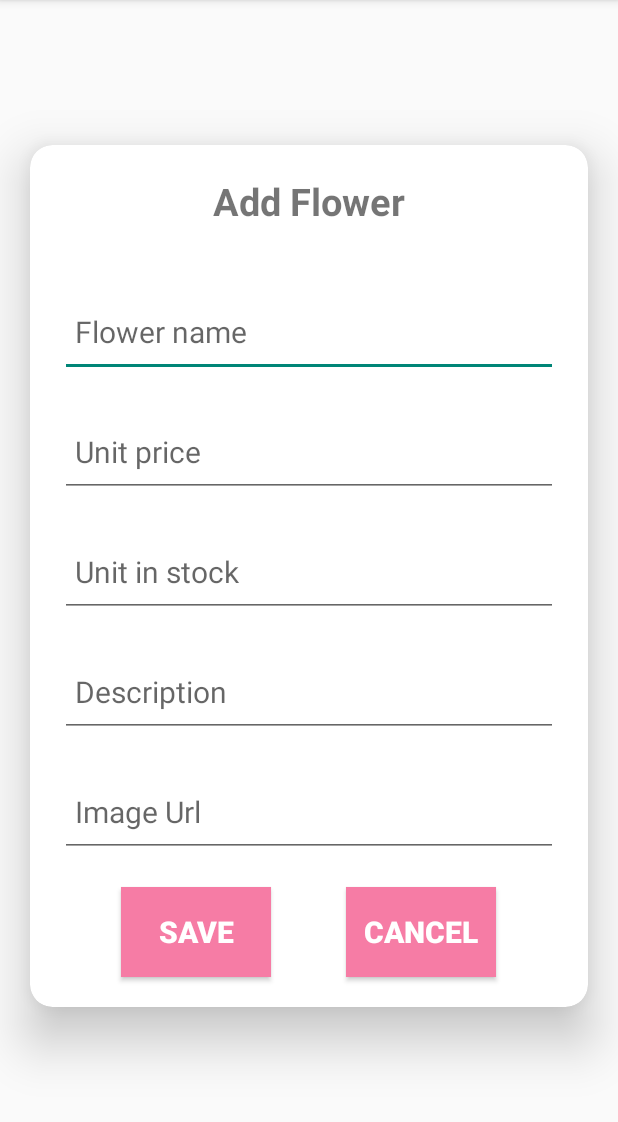
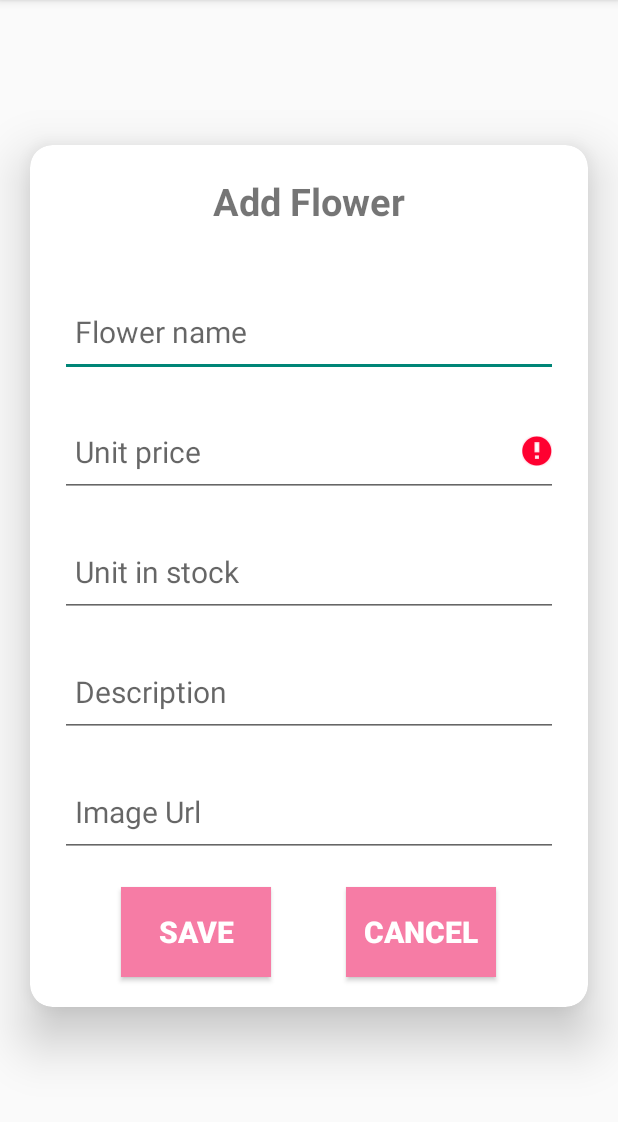
Before and after one commit to vliam0206/prm392_grouppj_flower_shop, an Android app: the InsertUpdateFlowerActivity screen opened directly, with no data from a screen before it, after a tap on "SAVE", on a phone screen of 412 x 824 dp, the part 84-1206 px from its top. Run offline under Robolectric (Android 15) with nearby library versions, the phone set to English and light mode, and no system bars.

Commit message:
Thong - validate Admin adds, updates flower validation (#24)

```diff
--- a/app/src/main/res/layout/activity_insert_update_flower.xml
+++ b/app/src/main/res/layout/activity_insert_update_flower.xml
@@ -43,35 +43,42 @@
                 android:layout_marginHorizontal="20dp"
                 android:layout_marginTop="20dp"
                 android:hint="Unit price"
+                android:inputType="number"
                 android:paddingLeft="10dp"
                 android:textSize="20dp" />
+
             <EditText
                 android:id="@+id/etUnitInStock"
                 android:layout_width="match_parent"
                 android:layout_height="60dp"
-                android:hint="Unit in stock"
                 android:layout_marginHorizontal="20dp"
                 android:layout_marginTop="20dp"
+                android:hint="Unit in stock"
+                android:inputType="number"
                 android:paddingLeft="10dp"
-                android:textSize="20dp"/>
+                android:textSize="20dp" />
+
             <EditText
                 android:id="@+id/etDescription"
                 android:layout_width="match_parent"
                 android:layout_height="60dp"
-                android:hint="Description"
                 android:layout_marginHorizontal="20dp"
                 android:layout_marginTop="20dp"
+                android:hint="Description"
+                android:inputType="text|textMultiLine"
                 android:paddingLeft="10dp"
-                android:textSize="20dp"/>
+                android:textSize="20dp" />
+
             <EditText
                 android:id="@+id/etImageUrlFlower"
                 android:layout_width="match_parent"
                 android:layout_height="60dp"
-                android:hint="Image Url"
                 android:layout_marginHorizontal="20dp"
                 android:layout_marginTop="20dp"
+                android:hint="Image Url"
+                android:inputType="text|textUri"
                 android:paddingLeft="10dp"
-                android:textSize="20dp"/>
+                android:textSize="20dp" />
             <LinearLayout
                 android:layout_width="match_parent"
                 android:layout_height="wrap_content"
```
Also changed, not shown: app/src/main/java/com/lamvo/groupproject_flowershop/activities/InsertUpdateFlowerActivity.java (+62 -3 lines).
